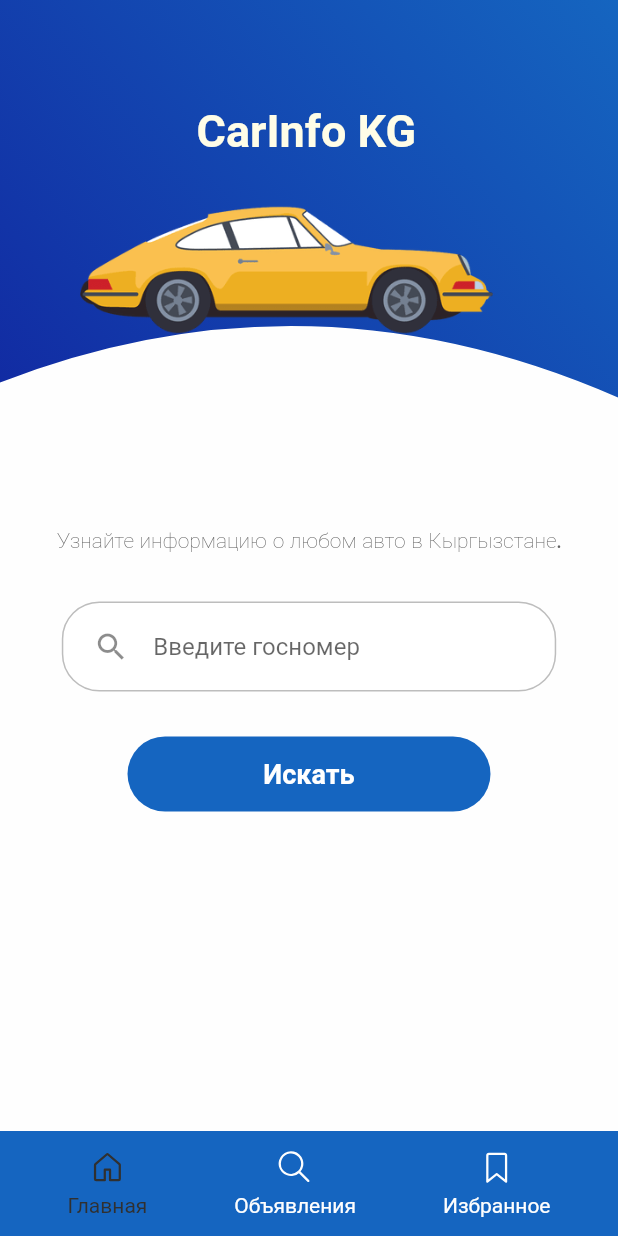
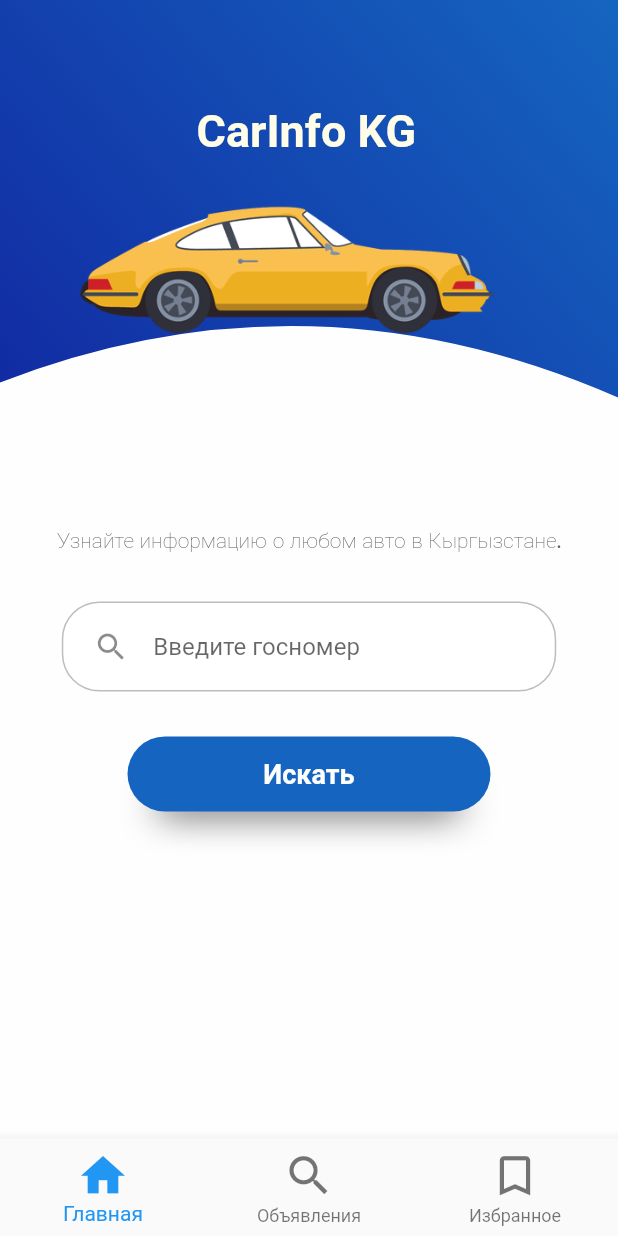
Before and after one commit to TashbaevAzim/flutter_project, a Flutter app: the screen it shows after launch, on a phone screen of 412 x 824 dp. Run offline on Flutter 3.47's test engine with Material 2 defaults, Android fonts, the phone set to English and light mode, and no system bars; our stand-ins replace flutter_svg.

Commit message:
new changes

```diff
--- a/lib/bottom_navigation_bar.dart
+++ /dev/null
@@ -1 +0,0 @@
-import 'package:flutter/material.dart';
--- a/lib/main.dart
+++ b/lib/main.dart
@@ -1,5 +1,6 @@
 import 'package:flutter/cupertino.dart';
 import 'package:flutter_svg/flutter_svg.dart';
+import 'package:senior_project/routes/search_auto_result.dart';
 import 'package:senior_project/style.dart';
 import 'package:senior_project/textFieldContainer.dart';
 import 'package:flutter/material.dart';
@@ -10,6 +11,8 @@ void main() {
 
 class MyApp extends StatelessWidget {
   // This widget is the root of your application.
+
+
   @override
   Widget build(BuildContext context) {
     return MaterialApp(
@@ -25,16 +28,46 @@ class MyApp extends StatelessWidget {
         // closer together (more dense) than on mobile platforms.
         visualDensity: VisualDensity.adaptivePlatformDensity,
       ),
-      home: MainScreen(),
+      home: Home(),
     );
   }
 }
 
-class MainScreen extends StatelessWidget {
+class Home extends StatefulWidget {
+    @override
+    HomePage createState() => HomePage();
+}
+
+int curIndex = 0;
+
+class HomePage extends State<Home> {
   @override
   Widget build(BuildContext context) {
     return Scaffold(
-      bottomNavigationBar: BottomNavigationBar(),
+      bottomNavigationBar: BottomNavigationBar(
+        currentIndex: curIndex,
+        type: BottomNavigationBarType.fixed,
+        iconSize: 35,
+        items: [
+          BottomNavigationBarItem(
+              icon: Icon(Icons.home),
+              title: Text("Главная"),
+          ),
+          BottomNavigationBarItem(
+            icon: Icon(Icons.search),
+            title: Text("Объявления"),
+          ),
+          BottomNavigationBarItem(
+            icon: Icon(Icons.bookmark_border),
+            title: Text("Избранное"),
+          ),
+        ],
+        onTap: (index) {
+          setState(() {
+            curIndex = index;
+          });
+        },
+      ),
       body: Column(
         children: <Widget>[
           ClipPath(
@@ -79,7 +112,11 @@ class MainScreen extends StatelessWidget {
           ),
             Text(
               "Узнайте информацию о любом авто в Кыргызстане.",
-              style: TextStyle(color: Colors.grey[700], fontFamily: "Poppins", fontWeight: FontWeight.w200, fontSize: 14),
+              style: TextStyle(
+                  color: Colors.grey[700],
+                  fontFamily: "Poppins",
+                  fontWeight: FontWeight.w200,
+                  fontSize: 14),
             ),
           TextFieldContainer(child: TextField(
             decoration: InputDecoration(
@@ -93,8 +130,24 @@ class MainScreen extends StatelessWidget {
             margin: EdgeInsets.symmetric(horizontal: 85),
             decoration: BoxDecoration(
               borderRadius: BorderRadius.circular(50),
+              boxShadow: [
+                BoxShadow(
+                  offset: Offset(0, 20),
+                  blurRadius: 20,
+                  spreadRadius: -20
+                )
+              ],
               color: Colors.blue[800],
             ),
+            child: Material(
+              color: Colors.transparent,
+              child: InkWell(
+                onTap: () {Navigator.push(context, MaterialPageRoute(builder: (context){return SearchAutoResult();
+                }),
+                );
+                },
+                child: Padding(
+                  padding: const EdgeInsets.all(8.0),
                   child: Center(
                     child: Text(
                       "Искать",
@@ -102,7 +155,10 @@ class MainScreen extends StatelessWidget {
                           fontFamily: "Poppins",
                           fontWeight: FontWeight.bold,
                           fontSize: 18,
-                    color: Colors.white
+                          color: kBackgroundColor
+                      ),
+                    ),
+                  ),
                 ),
               ),
             ),
@@ -113,68 +169,68 @@ class MainScreen extends StatelessWidget {
   }
 }
 
-class BottomNavigationBar extends StatelessWidget {
-  const BottomNavigationBar({
-    Key key,
-  }) : super(key: key);
-
-  @override
-  Widget build(BuildContext context) {
-    return Container(
-      padding: EdgeInsets.symmetric(horizontal: 45, vertical: 10),
-      height: 70,
-      color: Colors.blue[800],
-      child: Row(
-        mainAxisAlignment: MainAxisAlignment.spaceBetween,
-        children: <Widget>[
-          BottomNavigationItem(
-            title: "Главная",
-            svgIcon: "assets/icons/home.svg",
-            isActive: true,
-          ),
-          BottomNavigationItem(
-            title: "Объявления",
-            svgIcon: "assets/icons/search.svg",
-          ),
-          BottomNavigationItem(
-            title: "Избранное",
-            svgIcon: "assets/icons/bookmark.svg",
-          ),
-        ],
-      ),
-    );
-  }
-}
-
-class BottomNavigationItem extends StatelessWidget {
-  final String svgIcon;
-  final String title;
-  final Function click;
-  final bool isActive;
-  const BottomNavigationItem({
-    Key key, this.svgIcon, this.title, this.click, this.isActive = false,
-  }) : super(key: key);
-
-  @override
-  Widget build(BuildContext context) {
-    return GestureDetector(
-      onTap: click,
-      child: Column(
-        mainAxisAlignment: MainAxisAlignment.spaceAround,
-        children: <Widget>[
-          SvgPicture.asset(
-            svgIcon,
-              color: isActive ? kTitleTextColor : kBackgroundColor
-          ),
-          Text(
-            title,
-            style: TextStyle(color: isActive ? kTitleTextColor : kBackgroundColor),
-          ),
-        ],
-      ),
-    );
-  }
-}
+// class BottomNavigationBar extends StatelessWidget {
+//   const BottomNavigationBar({
+//     Key key,
+//   }) : super(key: key);
+//
+//   @override
+//   Widget build(BuildContext context) {
+//     return Container(
+//       padding: EdgeInsets.symmetric(horizontal: 45, vertical: 10),
+//       height: 70,
+//       color: Colors.blue[800],
+//       child: Row(
+//         mainAxisAlignment: MainAxisAlignment.spaceBetween,
+//         children: <Widget>[
+//           BottomNavigationItem(
+//             title: "Главная",
+//             svgIcon: "assets/icons/home.svg",
+//             isActive: true,
+//           ),
+//           BottomNavigationItem(
+//             title: "Объявления",
+//             svgIcon: "assets/icons/search.svg",
+//           ),
+//           BottomNavigationItem(
+//             title: "Избранное",
+//             svgIcon: "assets/icons/bookmark.svg",
+//           ),
+//         ],
+//       ),
+//     );
+//   }
+// }
+//
+// class BottomNavigationItem extends StatelessWidget {
+//   final String svgIcon;
+//   final String title;
+//   final Function click;
+//   final bool isActive;
+//   const BottomNavigationItem({
+//     Key key, this.svgIcon, this.title, this.click, this.isActive = false,
+//   }) : super(key: key);
+//
+//   @override
+//   Widget build(BuildContext context) {
+//     return GestureDetector(
+//       onTap: click,
+//       child: Column(
+//         mainAxisAlignment: MainAxisAlignment.spaceAround,
+//         children: <Widget>[
+//           SvgPicture.asset(
+//             svgIcon,
+//               color: isActive ? kTitleTextColor : kBackgroundColor
+//           ),
+//           Text(
+//             title,
+//             style: TextStyle(color: isActive ? kTitleTextColor : kBackgroundColor),
+//           ),
+//         ],
+//       ),
+//     );
+//   }
+// }
 
 class MyClipper extends CustomClipper<Path>{
   @override
--- /dev/null
+++ b/lib/routes/search_auto_result.dart
@@ -0,0 +1,58 @@
+import 'package:flutter/material.dart';
+import 'package:senior_project/style.dart';
+
+class SearchAutoResult extends StatelessWidget {
+  @override
+  Widget build(BuildContext context) {
+    var size = MediaQuery.of(context).size;
+    return Scaffold(
+      appBar: PreferredSize(
+        preferredSize: Size.fromHeight(110),
+        child: AppBar(
+          centerTitle: true,
+          title: Text(
+            "Результаты поиска",
+            style: TextStyle(fontSize: 23),
+          ),
+        ),
+      ),
+      body: Container(
+        alignment: Alignment.center,
+        child: Text(
+          "По данному номеру авто не обнаружено.",
+          style: TextStyle(
+              fontSize: 17,
+          ),
+        ),
+      ),
+      // body: Stack(
+      //   children: <Widget>[
+      //     Container(
+      //       height: size.height * 0.13,
+      //       decoration: BoxDecoration(
+      //         color: Colors.blue[800],
+      //       ),
+      //     ),
+      //     SafeArea(
+      //       child: Container(
+      //         alignment: Alignment.center,
+      //         child: Padding(
+      //           padding: const EdgeInsets.symmetric(horizontal: 20),
+      //           child: Text(
+      //             "Результаты поиска",
+      //             style: TextStyle(
+      //               color: kBackgroundColor,
+      //               fontWeight: FontWeight.bold,
+      //               fontSize: 18,
+      //
+      //             ),
+      //           ),
+      //         ),
+      //       ),
+      //
+      //     )
+      //   ],
+      // ),
+    );
+  }
+}
```
Lines whose indentation alone changed are shown as unchanged.
